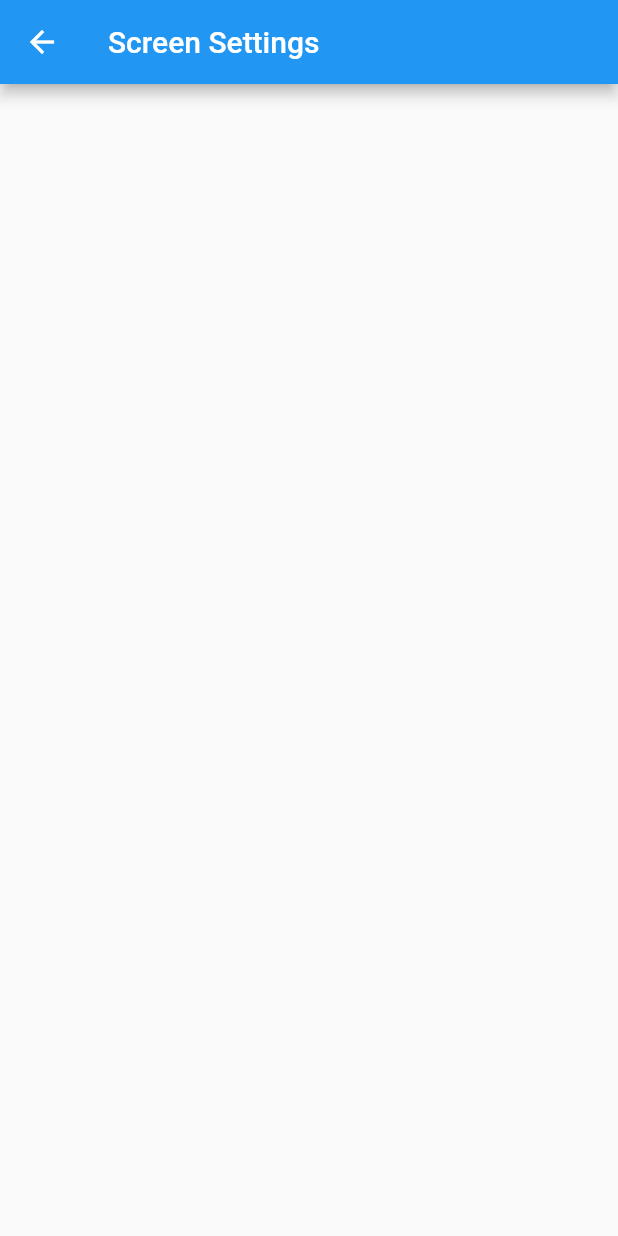
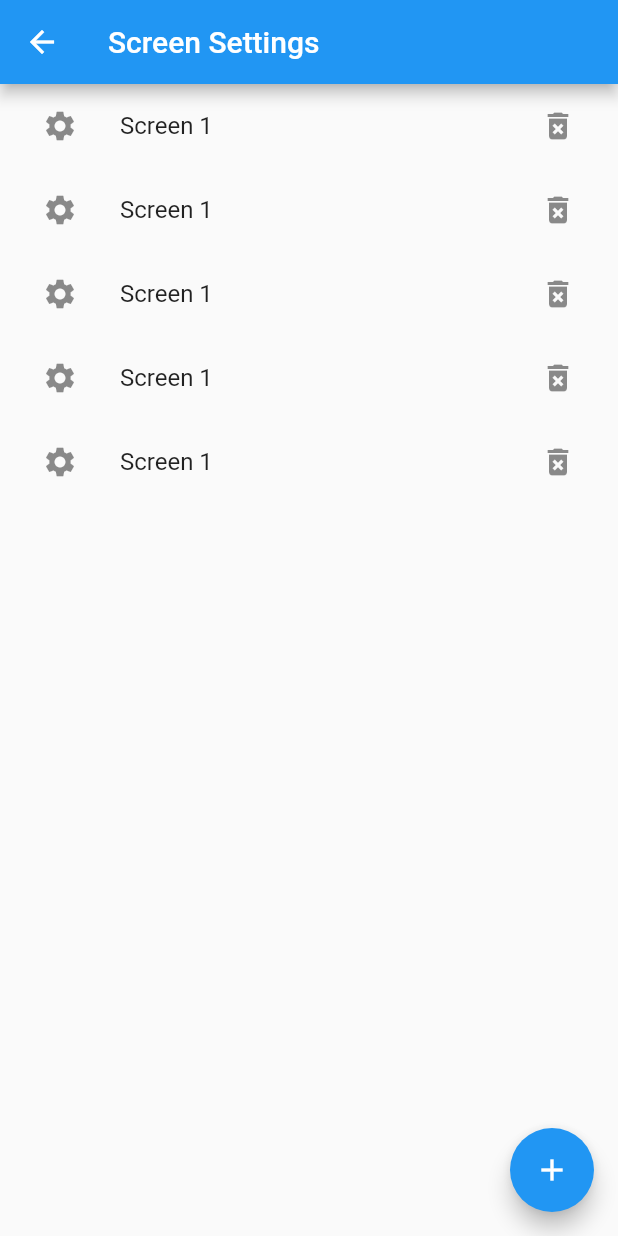
Before and after one commit to moba15/hiob_app, a Flutter app: the SettingScreen screen opened directly, on a phone screen of 412 x 824 dp. Run offline on Flutter 3.47's test engine with Material 2 defaults, Android fonts, the phone set to English and light mode, and no system bars.

Commit message:
Added some things

```diff
--- a/lib/main.dart
+++ b/lib/main.dart
@@ -1,6 +1,10 @@
 import 'package:flutter/material.dart';
+import 'package:smart_home/manager/manager.dart';
+import 'package:smart_home/screens/main_screen.dart';
 
 void main() {
+  Manager manager = Manager();
+
   runApp(const MyApp());
 }
 
@@ -24,7 +28,7 @@
         // is not restarted.
         primarySwatch: Colors.blue,
       ),
-      home: const MyHomePage(title: 'Flutter Demo Home Page'),
+      home: const MainScreen()
     );
   }
 }
--- /dev/null
+++ b/lib/screen/screen.dart
@@ -0,0 +1,18 @@
+class Screen {
+  final int _id;
+  final String _name;
+
+  Screen(this._id, this._name);
+
+
+  int get getID {
+    return _id;
+  }
+
+  String get getName {
+    return _name;
+  }
+
+
+
+}
--- a/lib/setting/setting_widget.dart
+++ b/lib/setting/setting_widget.dart
@@ -8,6 +8,10 @@ class SettingScreen extends StatefulWidget {
 }
 
 class _SettingScreenState extends State<SettingScreen> {
+
+
+
+
   @override
   Widget build(BuildContext context) {
 
@@ -18,9 +22,94 @@ class _SettingScreenState extends State<SettingScreen> {
         title: const Text("Screen Settings"),
 
       ),
-      body: ListView(
+      body: ListView  (
+
+        children:  [
+          ListTile(
+            trailing: IconButton(
+              onPressed: () => {},
+              icon: const Icon(Icons.delete_forever),
 
 
+            ),
+            title: const Text("Screen 1"),
+            leading: IconButton(
+              onPressed: () => {},
+              icon: const Icon(Icons.settings),
+
+
+            ),
+          ),
+
+          ListTile(
+            trailing: IconButton(
+              onPressed: () => {},
+              icon: const Icon(Icons.delete_forever),
+
+
+            ),
+            title: const Text("Screen 1"),
+            leading: IconButton(
+              onPressed: () => {},
+              icon: const Icon(Icons.settings),
+
+
+            ),
+          ),
+          ListTile(
+            trailing: IconButton(
+              onPressed: () => {},
+              icon: const Icon(Icons.delete_forever),
+
+
+            ),
+            title: const Text("Screen 1"),
+            leading: IconButton(
+              onPressed: () => {},
+              icon: const Icon(Icons.settings),
+
+
+            ),
+          ),
+          ListTile(
+            trailing: IconButton(
+              onPressed: () => {},
+              icon: const Icon(Icons.delete_forever),
+
+
+            ),
+            title: const Text("Screen 1"),
+            leading: IconButton(
+              onPressed: () => {},
+              icon: const Icon(Icons.settings),
+
+
+            ),
+          ),
+          ListTile(
+            trailing: IconButton(
+              onPressed: () => {},
+              icon: const Icon(Icons.delete_forever),
+
+
+            ),
+            title: const Text("Screen 1"),
+            leading: IconButton(
+              onPressed: () => {},
+              icon: const Icon(Icons.settings),
+
+
+            ),
+          ),
+
+        ],
+
+
+
+      ),
+      floatingActionButton: FloatingActionButton(
+          onPressed: () => {},
+          child: const Icon(Icons.add),
 
       ),
     );
```
Also changed, not shown: lib/manager/customise_manager.dart (+71 -18 lines), lib/manager/manager.dart (+27 -0 lines), lib/screens/main_screen.dart (+20 -1 lines), pubspec.lock.
